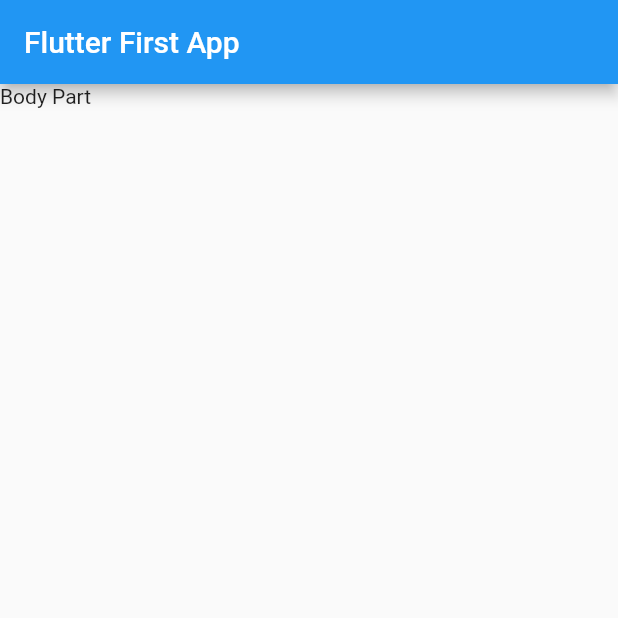
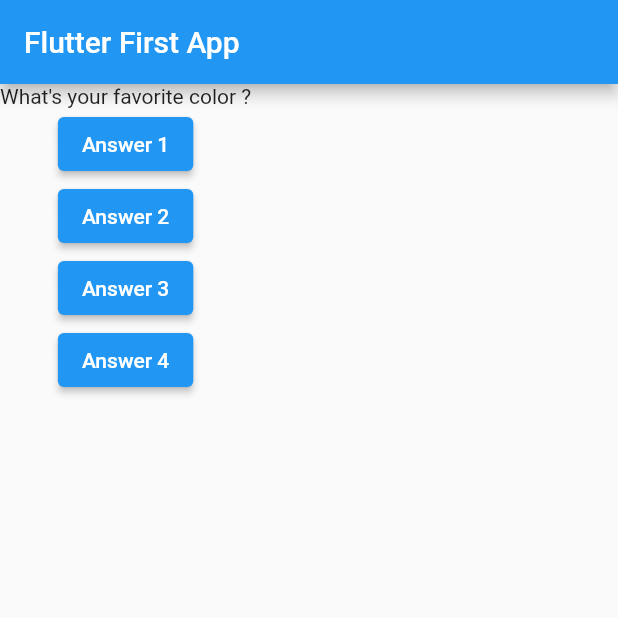
Before and after one commit to alekspashinin/flutter_complete_guide, a Flutter app: the screen it shows after launch, on a phone screen of 412 x 824 dp, the top half of it. Run offline on Flutter 3.47's test engine with Material 2 defaults, Android fonts, the phone set to English and light mode, and no system bars.

Commit message:
:wrench: First Questions List + Stateful

```diff
--- a/lib/main.dart
+++ b/lib/main.dart
@@ -2,15 +2,57 @@ import 'package:flutter/material.dart';
 
 void main() => runApp(StartApp());
 
-class StartApp extends StatelessWidget {
+class StartApp extends StatefulWidget {
+
+  @override
+  State<StatefulWidget> createState() {
+    return StartAppState();
+  }
+}
+
+class StartAppState extends State<StartApp> {
+
+  var questionIndex = 0;
+
+  void clickAnswer(){
+    setState(() {
+      questionIndex ++;
+    });
+  }
+
   @override
   Widget build(BuildContext context) {
+    var questions = [
+      'What\'s your favorite color ?',
+      'What\'s your favorite animal ?',
+      'What\'s your favorite car ?'
+    ];
     return MaterialApp(
       home: Scaffold(
         appBar: AppBar(
           title: Text('Flutter First App'),
         ),
-        body: Text('Body Part'),
+        body: Column(
+          children: [
+            Text(questions[questionIndex]),
+            ElevatedButton(
+              onPressed: clickAnswer,
+              child: Text('Answer 1'),
+            ),
+            ElevatedButton(
+              onPressed: clickAnswer,
+              child: Text('Answer 2'),
+            ),
+            ElevatedButton(
+              onPressed: clickAnswer,
+              child: Text('Answer 3'),
+            ),
+            ElevatedButton(
+              onPressed: clickAnswer,
+              child: Text('Answer 4'),
+            )
+          ],
+        ),
       ),
     );
   }
```
